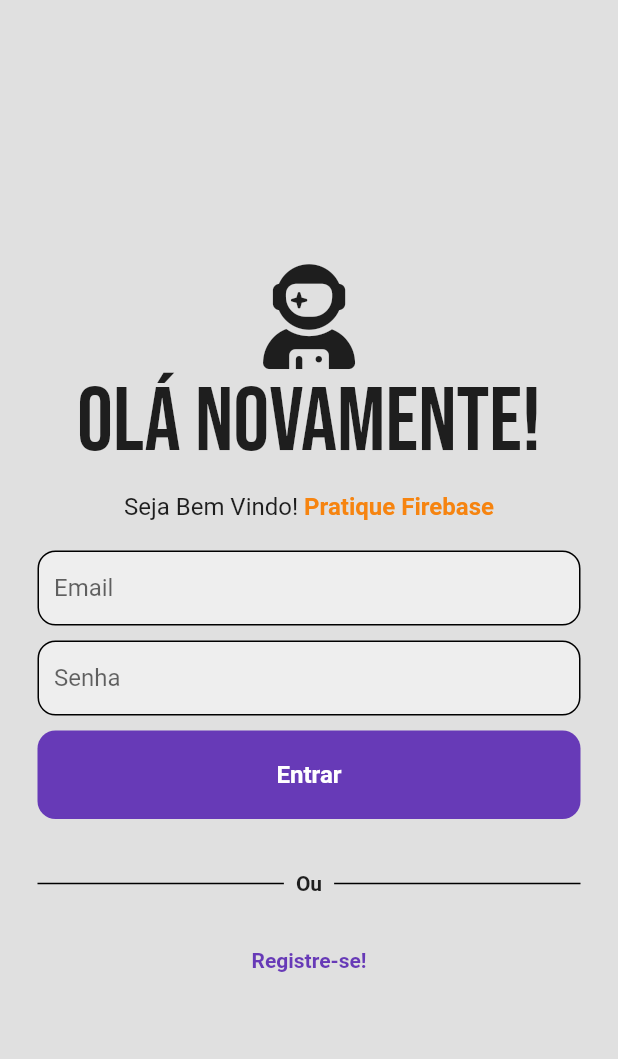
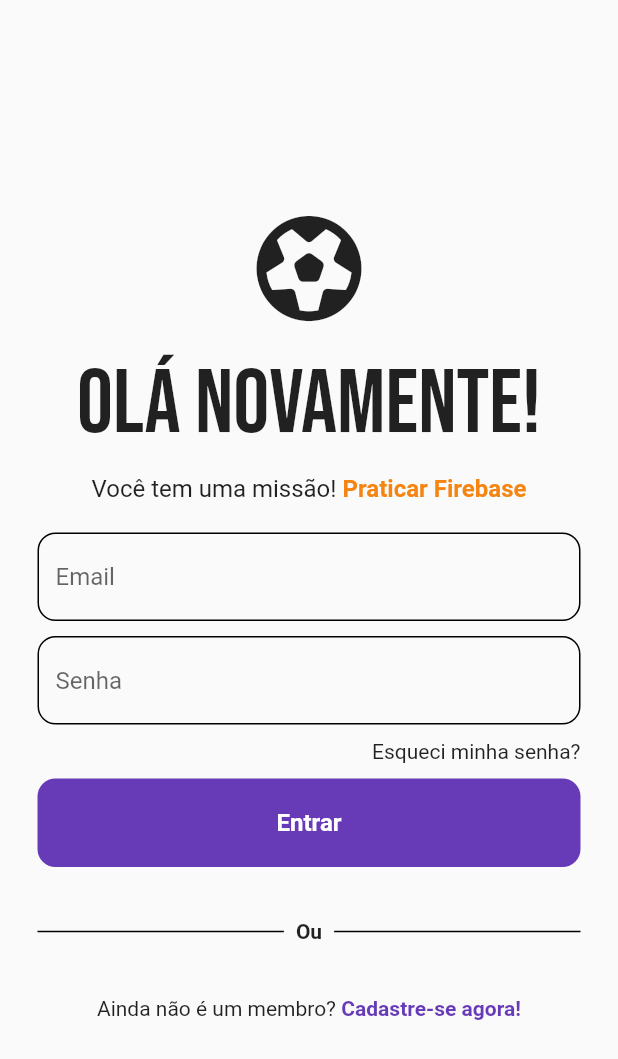
Before and after one commit to leandrucarvalho/flutter_list_times, a Flutter app: the screen it shows after launch, on a phone screen of 412 x 824 dp. Shown: the top 1059 px of the screen. Run offline on Flutter 3.47's test engine with Material 2 defaults, Android fonts, the phone set to English and light mode, and no system bars; our stand-ins replace firebase_auth, firebase_core, font_awesome_flutter, google_fonts, hive_flutter, sqflite; accounts and stored records are empty.

Commit message:
login com firebase

```diff
--- a/lib/main.dart
+++ b/lib/main.dart
@@ -47,6 +47,10 @@ class MyApp extends StatelessWidget {
               primaryColor: Colors.grey,
             ),
             home: const CheckAuth(),
+/*             routes: {
+              '/': (context) => const CheckAuth(),
+              '/forgotpasswordpage': (context) => const ForgotPasswordPage(),
+            }, */
           );
         },
       ),
--- a/lib/pages/login_page.dart
+++ b/lib/pages/login_page.dart
@@ -1,10 +1,19 @@
+// ignore_for_file: public_member_api_docs, sort_constructors_first
 import 'package:firebase_auth/firebase_auth.dart';
 import 'package:flutter/material.dart';
+import 'package:flutter_list_times/widgets/forgot_password_button.dart';
 import 'package:font_awesome_flutter/font_awesome_flutter.dart';
 import 'package:google_fonts/google_fonts.dart';
+import 'package:provider/provider.dart';
+
+import 'package:flutter_list_times/controller/theme_controller.dart';
 
 class LoginPage extends StatefulWidget {
-  const LoginPage({super.key});
+  final VoidCallback showRegisterPage;
+  const LoginPage({
+    Key? key,
+    required this.showRegisterPage,
+  }) : super(key: key);
 
   @override
   State<LoginPage> createState() => _LoginPageState();
@@ -14,13 +23,6 @@ class _LoginPageState extends State<LoginPage> {
   final _emailController = TextEditingController();
   final _passwordController = TextEditingController();
 
-  Future signIn() async {
-    await FirebaseAuth.instance.signInWithEmailAndPassword(
-      email: _emailController.text.trim(), //trim ajuda a formatar o texto
-      password: _passwordController.text.trim(),
-    );
-  }
-
   @override
   void dispose() {
     _emailController.dispose();
@@ -28,10 +30,22 @@ class _LoginPageState extends State<LoginPage> {
     super.dispose();
   }
 
+  Future signIn() async {
+    try {
+      await FirebaseAuth.instance.signInWithEmailAndPassword(
+        email: _emailController.text.trim(), //trim ajuda a formatar o texto
+        password: _passwordController.text.trim(),
+      );
+    } on FirebaseAuthException catch (e) {
+      return '${e.code}: ${e.message}';
+    }
+  }
+
   @override
   Widget build(BuildContext context) {
+    return Consumer<ThemeController>(
+        builder: (context, themeController, child) {
       return Scaffold(
-      backgroundColor: Colors.grey[300],
         body: SafeArea(
           child: Center(
             child: SingleChildScrollView(
@@ -39,8 +53,11 @@ class _LoginPageState extends State<LoginPage> {
                 mainAxisAlignment: MainAxisAlignment.center,
                 children: [
                   const FaIcon(
-                  FontAwesomeIcons.userAstronaut,
+                    FontAwesomeIcons.futbol,
                     size: 70,
+                  ),
+                  const SizedBox(
+                    height: 20,
                   ),
                   Text(
                     'Olá Novamente!',
@@ -55,13 +72,13 @@ class _LoginPageState extends State<LoginPage> {
                     mainAxisAlignment: MainAxisAlignment.center,
                     children: [
                       Text(
-                      'Seja Bem Vindo!',
+                        'Você tem uma missão!',
                         style: TextStyle(
                           fontSize: 16,
                         ),
                       ),
                       Text(
-                      ' Pratique Firebase',
+                        ' Praticar Firebase',
                         style: TextStyle(
                             fontSize: 16,
                             color: Color(0xFFf68410),
@@ -74,21 +91,19 @@ class _LoginPageState extends State<LoginPage> {
                   ),
                   Padding(
                     padding: const EdgeInsets.symmetric(horizontal: 25),
-                  child: Container(
-                    decoration: BoxDecoration(
-                      color: Colors.grey[200],
-                      border: Border.all(color: Colors.black),
+                    child: TextField(
+                      controller: _emailController,
+                      decoration: InputDecoration(
+                        enabledBorder: OutlineInputBorder(
+                          borderSide: const BorderSide(color: Colors.black),
                           borderRadius: BorderRadius.circular(12),
                         ),
-                    child: Padding(
-                      padding: const EdgeInsets.only(left: 10),
-                      child: TextField(
-                        controller: _emailController,
-                        decoration: const InputDecoration(
-                          border: InputBorder.none,
+                        focusedBorder: OutlineInputBorder(
+                          borderSide:
+                              const BorderSide(color: Colors.deepPurple),
+                          borderRadius: BorderRadius.circular(12),
+                        ),
                         hintText: 'Email',
-                        ),
-                      ),
                       ),
                     ),
                   ),
@@ -97,33 +112,35 @@ class _LoginPageState extends State<LoginPage> {
                   ),
                   Padding(
                     padding: const EdgeInsets.symmetric(horizontal: 25),
-                  child: Container(
-                    decoration: BoxDecoration(
-                      color: Colors.grey[200],
-                      border: Border.all(color: Colors.black),
+                    child: TextField(
+                      obscureText: true,
+                      controller: _passwordController,
+                      decoration: InputDecoration(
+                        enabledBorder: OutlineInputBorder(
+                          borderSide: const BorderSide(color: Colors.black),
                           borderRadius: BorderRadius.circular(12),
                         ),
-                    child: Padding(
-                      padding: const EdgeInsets.only(left: 10),
-                      child: TextField(
-                        controller: _passwordController,
-                        obscureText: true,
-                        decoration: const InputDecoration(
-                          border: InputBorder.none,
+                        focusedBorder: OutlineInputBorder(
+                          borderSide:
+                              const BorderSide(color: Colors.deepPurple),
+                          borderRadius: BorderRadius.circular(12),
+                        ),
                         hintText: 'Senha',
-                        ),
-                      ),
                       ),
                     ),
                   ),
                   const SizedBox(
                     height: 10,
                   ),
+                  const ForgotPassword(),
+                  const SizedBox(
+                    height: 10,
+                  ),
                   Padding(
                     padding: const EdgeInsets.symmetric(horizontal: 25),
-                  child: GestureDetector(
+                    child: InkWell(
                       onTap: signIn,
-                    child: Container(
+                      child: Ink(
                         padding: const EdgeInsets.all(20),
                         decoration: BoxDecoration(
                           color: Colors.deepPurple,
@@ -176,8 +193,16 @@ class _LoginPageState extends State<LoginPage> {
                   const SizedBox(
                     height: 10,
                   ),
-                const Text(
-                  'Registre-se!',
+                  GestureDetector(
+                    onTap: widget.showRegisterPage,
+                    child: const Row(
+                      mainAxisAlignment: MainAxisAlignment.center,
+                      children: [
+                        Text(
+                          'Ainda não é um membro?',
+                        ),
+                        Text(
+                          ' Cadastre-se agora!',
                           style: TextStyle(
                             color: Colors.deepPurple,
                             fontWeight: FontWeight.bold,
@@ -186,8 +211,12 @@ class _LoginPageState extends State<LoginPage> {
                       ],
                     ),
                   ),
+                ],
+              ),
+            ),
           ),
         ),
       );
+    });
   }
 }
--- /dev/null
+++ b/lib/widgets/auth_page.dart
@@ -0,0 +1,29 @@
+import 'package:flutter/material.dart';
+import 'package:flutter_list_times/pages/login_page.dart';
+import 'package:flutter_list_times/pages/registrar_page.dart';
+
+class AuthPage extends StatefulWidget {
+  const AuthPage({super.key});
+
+  @override
+  State<AuthPage> createState() => _AuthPageState();
+}
+
+class _AuthPageState extends State<AuthPage> {
+  bool showLoginPage = true;
+
+  void toggleScrennsLoginRegister() {
+    setState(() {
+      showLoginPage = !showLoginPage;
+    });
+  }
+
+  @override
+  Widget build(BuildContext context) {
+    if (showLoginPage) {
+      return LoginPage(showRegisterPage: toggleScrennsLoginRegister);
+    } else {
+      return RegistrarPage(showLoginPage: toggleScrennsLoginRegister);
+    }
+  }
+}
--- a/lib/widgets/checkauth.dart
+++ b/lib/widgets/checkauth.dart
@@ -2,7 +2,7 @@ import 'package:firebase_auth/firebase_auth.dart';
 
 import 'package:flutter/material.dart';
 import 'package:flutter_list_times/pages/home_page.dart';
-import 'package:flutter_list_times/pages/login_page.dart';
+import 'package:flutter_list_times/widgets/auth_page.dart';
 
 class CheckAuth extends StatelessWidget {
   const CheckAuth({super.key});
@@ -16,7 +16,7 @@ class CheckAuth extends StatelessWidget {
           if (snapshot.hasData) {
             return const HomePage();
           } else {
-            return const LoginPage();
+            return const AuthPage();
           }
         },
       ),
--- /dev/null
+++ b/lib/widgets/forgot_password_button.dart
@@ -0,0 +1,35 @@
+import 'package:flutter/material.dart';
+import 'package:flutter_list_times/pages/forgot_password_page.dart';
+
+class ForgotPassword extends StatelessWidget {
+  const ForgotPassword({super.key});
+
+  @override
+  Widget build(BuildContext context) {
+    return Padding(
+      padding: const EdgeInsets.symmetric(horizontal: 25),
+      child: Row(
+        mainAxisAlignment: MainAxisAlignment.end,
+        children: [
+          InkWell(
+            splashColor: Colors.transparent,
+            highlightColor: Colors.transparent,
+            onTap: () {
+              Navigator.push(
+                context,
+                MaterialPageRoute(
+                  builder: (context) {
+                    return const ForgotPasswordPage();
+                  },
+                ),
+              );
+            },
+            child: const Text(
+              'Esqueci minha senha?',
+            ),
+          ),
+        ],
+      ),
+    );
+  }
+}
```
Also changed, not shown: lib/controller/login_controller.dart (added, +40 -0 lines), lib/pages/forgot_password_page.dart (added, +121 -0 lines), lib/pages/home_page.dart (+24 -5 lines), lib/pages/registrar_page.dart (added, +253 -0 lines). Lines whose indentation alone changed are shown as unchanged.
